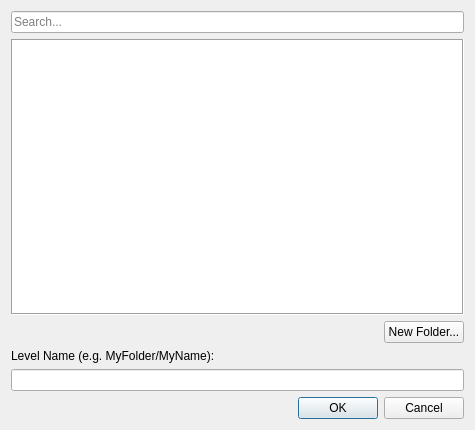
First picture: the form in Code/Editor/LevelFileDialog.ui, repository Zee2401/o3de, before the edit.
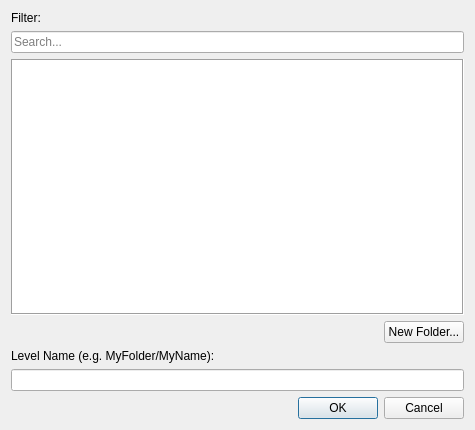
Second picture: the form after the edit.

Commit message:
Standardize search input in LevelFileDialog (Surgical UI-only)
- Added 'Search...' placeholder to filter input
- Enabled built-in clear button for easier search reset
- Added 'Search' accessibleName for improved screen reader support
- Preserved existing layout to ensure maximum CI build stability in EditorLib

```diff
--- a/Code/Editor/LevelFileDialog.ui
+++ b/Code/Editor/LevelFileDialog.ui
@@ -20,6 +20,16 @@
    <bool>true</bool>
   </property>
   <layout class="QVBoxLayout" name="verticalLayout">
+   <item>
+    <widget class="QLabel" name="filterLabel">
+     <property name="text">
+      <string>Filter:</string>
+     </property>
+     <property name="alignment">
+      <set>Qt::AlignLeading|Qt::AlignLeft|Qt::AlignTop</set>
+     </property>
+    </widget>
+   </item>
    <item>
     <widget class="QLineEdit" name="filterLineEdit">
      <property name="alignment">
```
Left out of the diff: 6 changed lines with no effect on the pictures.
